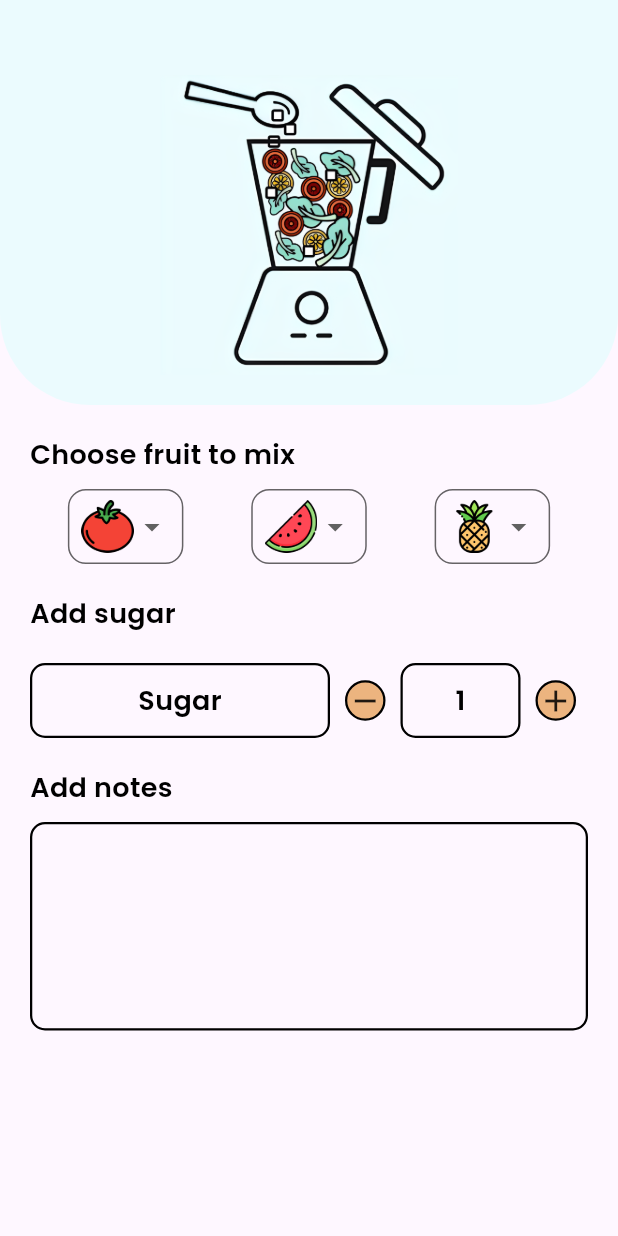
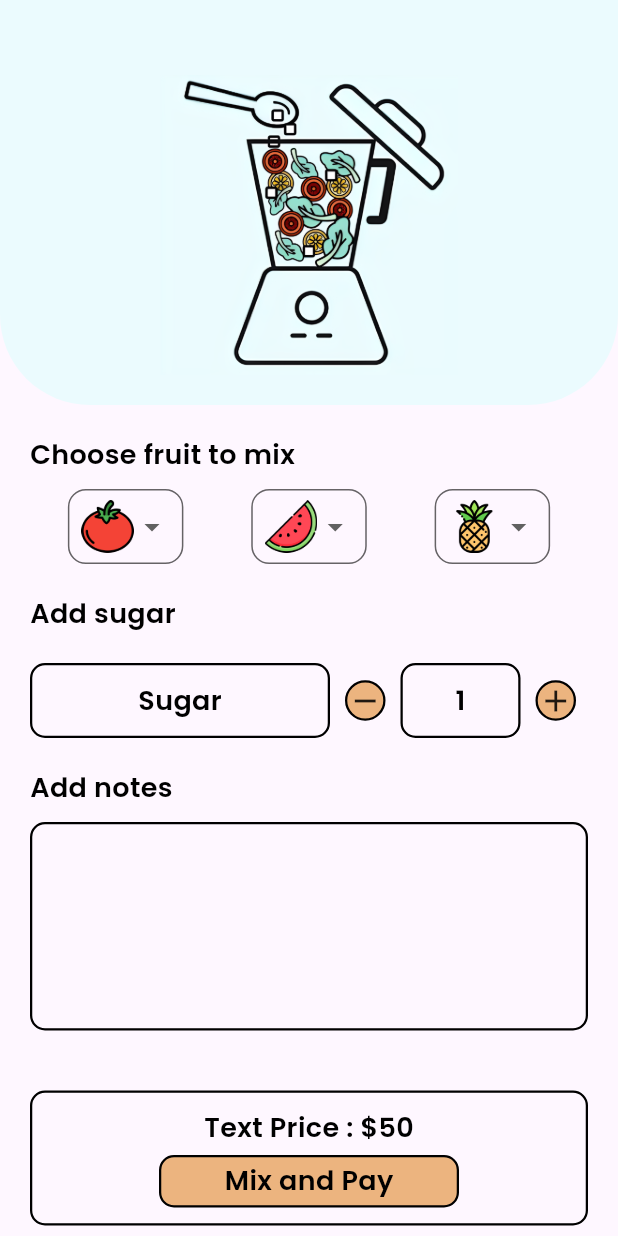
Before and after one commit to jasonchriscodes/juice_dash, a Flutter app: the screen it shows after launch, on a phone screen of 412 x 824 dp. Run offline on Flutter 3.47's test engine with Material 3 defaults, Android fonts, the phone set to English and light mode, and no system bars; missing offline and left inert: dart:ffi.

Commit message:
feat: add pay section

```diff
--- a/lib/pages/juice.dart
+++ b/lib/pages/juice.dart
@@ -1,3 +1,5 @@
+import 'dart:ffi';
+
 import 'package:flutter/material.dart';
 import 'package:juice_dash/services/support_widget.dart';
 
@@ -143,6 +145,38 @@ class _JuiceState extends State<Juice> {
               maxLines: 5,
               decoration: InputDecoration(border: InputBorder.none),
             ),
+          ),
+          const SizedBox(height: 40.0),
+          Container(
+            height: 90,
+            margin: const EdgeInsets.only(left: 20.0, right: 20.0),
+            decoration: BoxDecoration(
+                border: Border.all(width: 1.5),
+                borderRadius: BorderRadius.circular(10)),
+            width: MediaQuery.of(context).size.width,
+            child: Column(
+              mainAxisAlignment: MainAxisAlignment.center,
+              children: [
+                Text(
+                  "Text Price : \$50",
+                  style: AppWidget.headlineTextStyle(18),
+                ),
+                const SizedBox(height: 5),
+                Container(
+                    width: 200,
+                    height: 35,
+                    decoration: BoxDecoration(
+                        color: const Color(0xffecb47f),
+                        border: Border.all(width: 1.5),
+                        borderRadius: BorderRadius.circular(10)),
+                    child: Center(
+                      child: Text(
+                        "Mix and Pay",
+                        style: AppWidget.headlineTextStyle(18),
+                      ),
+                    ))
+              ],
+            ),
           )
         ],
       ),
```
